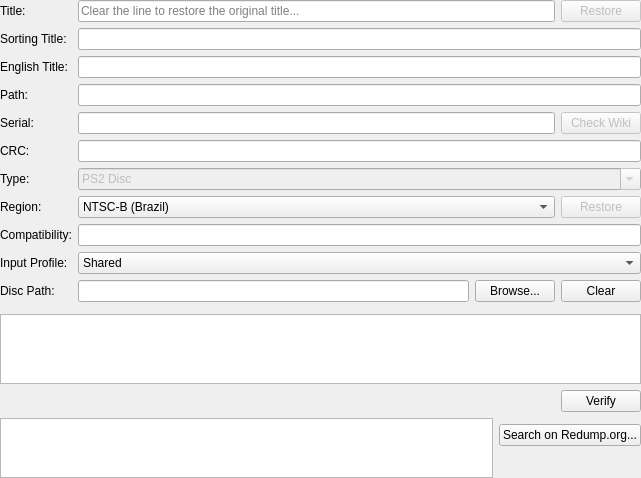
Above: pcsx2-qt/Settings/GameSummaryWidget.ui from PCSX2/pcsx2 before the change. Below: the same form after it.
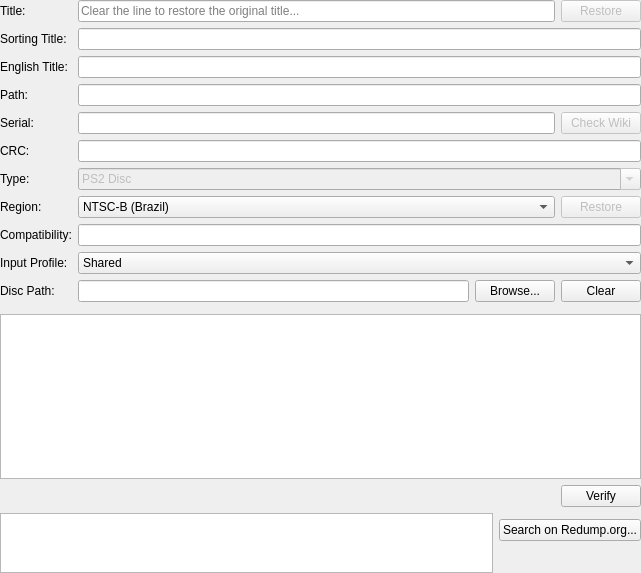
That is the form after the change. Icons and pictures are not drawn.

The edit to the form file:
```diff
--- a/pcsx2-qt/Settings/GameSummaryWidget.ui
+++ b/pcsx2-qt/Settings/GameSummaryWidget.ui
@@ -7,7 +7,7 @@
     <x>0</x>
     <y>0</y>
     <width>641</width>
-    <height>467</height>
+    <height>573</height>
    </rect>
   </property>
   <layout class="QFormLayout" name="detailsFormLayout">
```
Left out of the diff: 45 changed lines with no effect on the pictures. Lines whose indentation alone changed are shown as unchanged.
